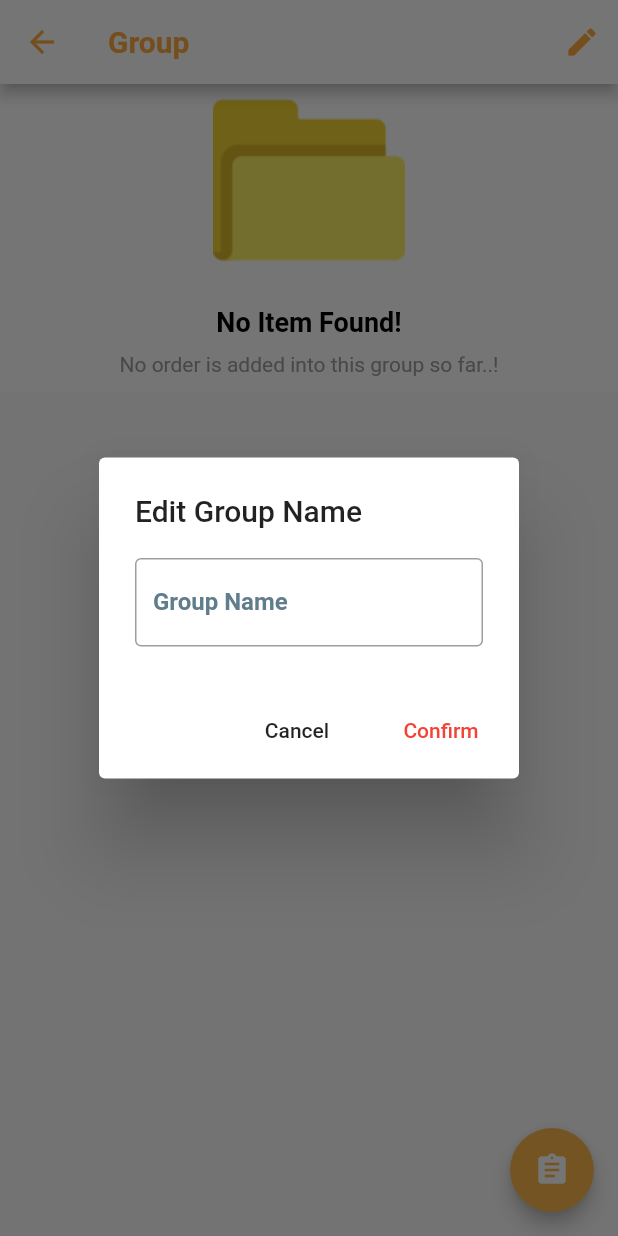
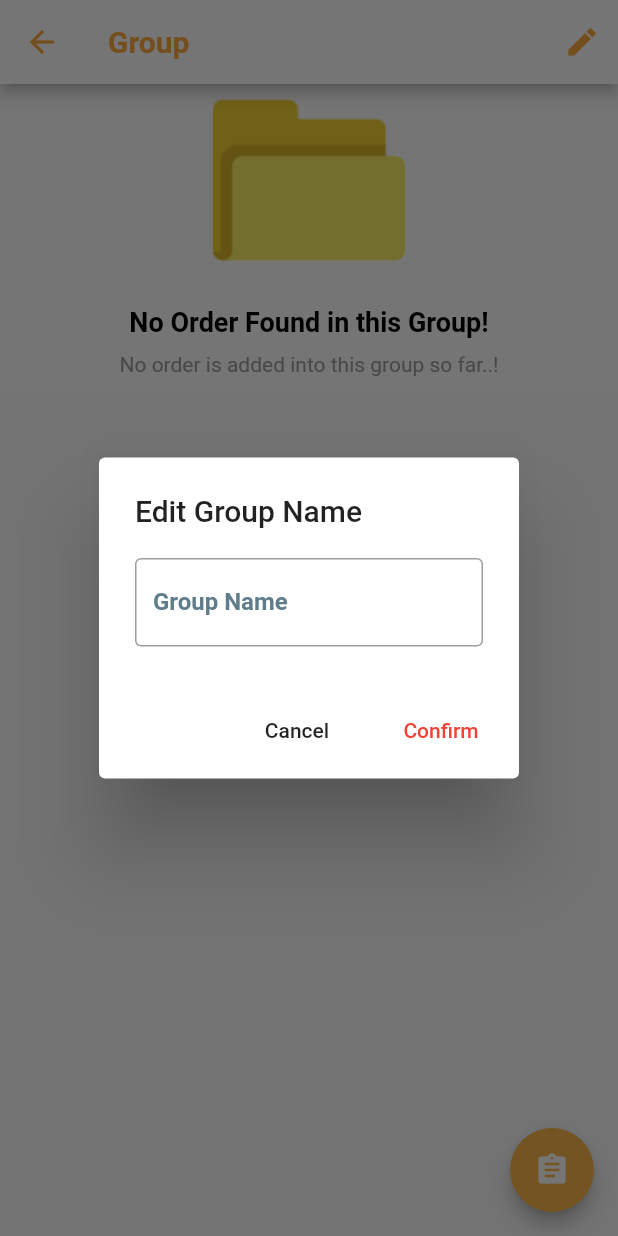
Before and after one commit to ChannelSoftPlt/form, a Flutter app: the GroupDetail screen opened directly with empty values, after a tap on the "edit" icon, on a phone screen of 412 x 824 dp. Run offline on Flutter 3.47's test engine with Material 2 defaults, Android fonts, the phone set to English and light mode, and no system bars; drawn by our look-alikes of pull_to_refresh; our stand-ins replace assets_audio_player, connectivity, dropdown_search, firebase_messaging, flutter_datetime_picker, flutter_html and 9 more; missing offline and left inert: flutter_open_whatsapp, geocoder, grouped_buttons, map_launcher, notustohtml, quill_delta and 1 more; accounts and stored records are empty; network calls fail.

Commit message:
From Mac 11/10

```diff
--- a/language/en.json
+++ b/language/en.json
@@ -268,5 +268,12 @@
 
   "item_finish": "Item Finished",
 
-  "total_order": "Total Order:"
+  "total_order": "Total Order:",
+
+  "order_item": "Order Item",
+  "no_item_found_in_group": "No Order Found in this Group!",
+  "no_item_found_in_group_description": "No order is added into this group so far..!",
+
+  "cancelled": "Cancelled",
+  "completed": "Completed"
 }
--- a/language/ms.json
+++ b/language/ms.json
@@ -258,5 +258,25 @@
   "share_link": "Kongsi pautan",
   "share": "Kongsi",
   "content": "Kandungan",
-  "write_share_content": "Tulis beberapa kandungan untuk dikongsi .."
+  "write_share_content": "Tulis beberapa kandungan untuk dikongsi ..",
+
+  "no_group_description": "Argh ... pesanan anda dalam perjalanan sekarang. Be Smile :)",
+  "no_group_found": "Kumpulan Tidak Ditemui",
+
+  "edit_group_name": "Edit Nama Kumpulan",
+  "group_name_hint": "Nama...",
+
+  "number_order": "bilangan Pesanan",
+  "edit_name": "Edit Nama",
+
+  "item_finish": "Item Selesai",
+
+  "total_order": "Jumlah Pesanan:",
+
+  "order_item": "Item Pesanan",
+  "no_item_found_in_group": "Tiada Pesanan Ditemui dalam Kumpulan ini!",
+  "no_item_found_in_group_description": "Tidak ada pesanan yang ditambahkan ke dalam kumpulan ini setakat ini ..!",
+
+  "cancelled": "Cancelled",
+  "completed": "Completed"
 }
--- a/language/zh.json
+++ b/language/zh.json
@@ -23,7 +23,7 @@
   "no_item_found": "找不到任何产品",
 
 
-  "assign_group": "分配群组",
+  "assign_group": "分配统计",
   "change_status": "更新状态",
   "assign_driver": "分配司机",
   "delete_order": "删除订单",
@@ -74,10 +74,10 @@
   "city": "城市",
   "state": "州",
 
-  "new_group": "新的群组",
-  "group_name": "群组名字",
-  "existing_group": "现有群组",
-  "search_group": "搜寻群组",
+  "new_group": "新的统计",
+  "group_name": "统计名字",
+  "existing_group": "现有统计",
+  "search_group": "搜寻统计",
 
   "search_by": "搜寻跟据",
   "search": "搜寻",
@@ -206,7 +206,7 @@
   "refresh": "刷新",
 
 
-  "group": "群组",
+  "group": "统计",
   "customer": "顾客",
   "product": "产品",
 
@@ -258,5 +258,25 @@
   "share_link": "分享链接",
   "share": "分享",
   "content": "内容",
-  "write_share_content": "写下你想分享的内容。。"
+  "write_share_content": "写下你想分享的内容。。",
+
+  "no_group_description": "啊...目前没有任何订单在统计里哦。。",
+  "no_group_found": "未找到任何统计",
+
+  "edit_group_name": "更改统计名称",
+  "group_name_hint": "统计名。。",
+
+  "number_order": "订单数量",
+  "edit_name": "更改名称",
+
+  "item_finish": "以完成",
+
+  "total_order": "总订单：",
+
+  "order_item": "订单产品",
+  "no_item_found_in_group": "未找到任何订单",
+  "no_item_found_in_group_description": "啊...目前没有任何订单在统计里哦。。",
+
+  "cancelled": "已取消",
+  "completed": "已完成"
 }
--- a/lib/fragment/group/detail/group_detail.dart
+++ b/lib/fragment/group/detail/group_detail.dart
@@ -315,10 +315,10 @@ class _GroupDetailState extends State<GroupDetail> {
               Map data = await Domain().updateGroupName(orderGroup);
               print(data);
               if (data['status'] == '1') {
-                showSnackBar('Update Successfully!');
+                showSnackBar('${AppLocalizations.of(context).translate('update_success')}');
                 setState(() {});
               } else
-                showSnackBar('Something Went Wrong!');
+                showSnackBar('${AppLocalizations.of(context).translate('something_went_wrong')}');
             });
       },
     );
@@ -334,8 +334,8 @@ class _GroupDetailState extends State<GroupDetail> {
 
   Widget notFound() {
     return NotFound(
-        title: 'No Item Found!',
-        description: 'No order is added into this group so far..!',
+        title: '${AppLocalizations.of(context).translate('no_item_found_in_group')}',
+        description: '${AppLocalizations.of(context).translate('no_item_found_in_group_description')}',
         showButton: false,
         button: '',
         drawable: 'drawable/folder.png');
--- a/lib/fragment/group/detail/group_order_list.dart
+++ b/lib/fragment/group/detail/group_order_list.dart
@@ -42,7 +42,7 @@ class _GroupOrderListState extends State<GroupOrderList> {
         appBar: AppBar(
           brightness: Brightness.dark,
           title: Text(
-            'Order Item ${Order().orderPrefix(widget.orderGroup.groupName)}',
+            '${AppLocalizations.of(context).translate('order_item')} ${Order().orderPrefix(widget.orderGroup.groupName)}',
             style: GoogleFonts.cantoraOne(
               textStyle: TextStyle(
                   color: Colors.orangeAccent,
@@ -131,8 +131,10 @@ class _GroupOrderListState extends State<GroupOrderList> {
 
   Widget notFound() {
     return NotFound(
-        title: 'No Order Found in this Group!',
-        description: 'No order is added into this group so far..!',
+        title:
+            '${AppLocalizations.of(context).translate('no_item_found_in_group')}',
+        description:
+            '${AppLocalizations.of(context).translate('no_item_found_in_group_description')}',
         showButton: false,
         button: '',
         drawable: 'drawable/folder.png');
--- a/lib/fragment/order/child/card_view.dart
+++ b/lib/fragment/order/child/card_view.dart
@@ -129,7 +129,7 @@ class _CardViewState extends State<CardView> {
                         color: StatusControl()
                             .setStatusColor(widget.orders.status)),
                     child: Text(
-                      StatusControl().setStatus(widget.orders.status),
+                      StatusControl().setStatus(widget.orders.status, context),
                       style: TextStyle(fontSize: 12, color: Colors.white),
                     ),
                   ),
--- a/lib/fragment/order/detail/order_detail.dart
+++ b/lib/fragment/order/detail/order_detail.dart
@@ -175,7 +175,7 @@ class _OrderDetailState extends State<OrderDetail> {
                                 color: StatusControl()
                                     .setStatusColor(order.status)),
                             child: Text(
-                              StatusControl().setStatus(order.status),
+                              StatusControl().setStatus(order.status, context),
                               style:
                                   TextStyle(fontSize: 12, color: Colors.white),
                             ),
--- a/lib/shareWidget/status_dialog.dart
+++ b/lib/shareWidget/status_dialog.dart
@@ -20,8 +20,8 @@ class StatusDialog extends StatelessWidget {
               child:
               RadioButtonGroup(
                 orientation: GroupedButtonsOrientation.VERTICAL,
-                picked: status != '-1' ? StatusControl().setStatus(status) : null,
-                onSelected: (String selected) =>onClick(StatusControl().setStatusCode(selected)),
+                picked: status != '-1' ? StatusControl().setStatus(status, context) : null,
+                onSelected: (String selected) =>onClick(StatusControl().setStatusCode(selected, context)),
                 labels: StatusControl().statusList,
                 itemBuilder: (Radio cb, Text txt, int i){
                   return Column(
```
Also changed, not shown: lib/fragment/product/category/category_dialog.dart (+12 -6 lines), lib/utils/statusControl.dart (+63 -19 lines).
